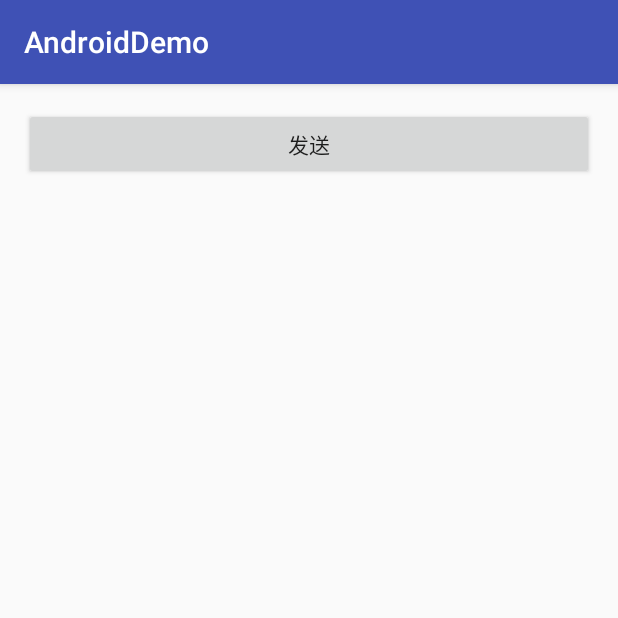
After one commit to ye361571404/AndroidDemo, an Android app: the RxJavaDemoActivity screen opened directly, with no data from a screen before it, on a phone screen of 412 x 824 dp, the top half of it. The commit adds this screen. Run offline under Robolectric (Android 15) with nearby library versions, the phone set to English and light mode, and no system bars; our stand-ins replace ButterKnife.

Commit message:
1.RxJava原理简单demo

```diff
--- a/app/src/main/java/hua/demo/common/ConstantItemEnum.java
+++ b/app/src/main/java/hua/demo/common/ConstantItemEnum.java
@@ -4,6 +4,7 @@ import hua.demo.feature.customview.activity.CustomViewActivity;
 import hua.demo.feature.imageview.activity.ImageViewActivity;
 import hua.demo.feature.player.activity.MusicPlayerActivity;
 import hua.demo.feature.recyclerview.activity.RecyclerViewActivity;
+import hua.demo.feature.rxjava.RxJavaDemoActivity;
 
 /**
  * Created by Administrator on 2017/3/2.
@@ -15,7 +16,8 @@ public enum ConstantItemEnum {
     RECYCLER_VIEW("01 RecyclerView 实现下拉刷新上拉加载",RecyclerViewActivity.class),
     IMAGE_VIEW("02 ImageView",ImageViewActivity.class),
     CUSTOM_VIEW("03 自定义view",CustomViewActivity.class),
-    MUSIC_PLAYER("04 音乐播放器",MusicPlayerActivity.class);
+    MUSIC_PLAYER("04 音乐播放器",MusicPlayerActivity.class),
+    RXJAVA("05 RxJava",RxJavaDemoActivity.class);
 
     private int itemType;
 
--- /dev/null
+++ b/app/src/main/java/hua/demo/feature/rxjava/Action1.java
@@ -0,0 +1,10 @@
+package hua.demo.feature.rxjava;
+
+/**
+ * Created by Administrator on 2017/3/9.
+ */
+
+public interface Action1<T> {
+
+    void call(T t);
+}
--- /dev/null
+++ b/app/src/main/java/hua/demo/feature/rxjava/OnSubscrible.java
@@ -0,0 +1,19 @@
+package hua.demo.feature.rxjava;
+
+/**
+ * Created by Administrator on 2017/3/9.
+ *
+ * 男生
+ *
+ * T    看电影
+ * Subscrible<? super>  看电影的女生
+ *
+ * super    用于限定传入参数
+ * extends  用于限定返回参数
+ *
+ * Subscrible   女生
+ *
+ */
+
+public interface OnSubscrible<T> extends Action1<Subscrible<? super T>> {
+}
--- /dev/null
+++ b/app/src/main/java/hua/demo/feature/rxjava/RxJavaDemoActivity.java
@@ -0,0 +1,69 @@
+package hua.demo.feature.rxjava;
+
+import android.support.v7.app.AppCompatActivity;
+import android.os.Bundle;
+import android.util.Log;
+import android.view.View;
+import android.widget.Button;
+
+import butterknife.Bind;
+import butterknife.OnClick;
+import hua.demo.R;
+import hua.demo.main.activity.BaseActivity;
+
+public class RxJavaDemoActivity extends BaseActivity {
+
+
+
+    @Bind(R.id.btn_send)
+    Button mBtnSend;
+
+
+    @Override
+    protected int getLayoutRes() {
+        return R.layout.activity_rx_java_demo;
+    }
+
+    @Override
+    protected void assignViews() {
+
+    }
+
+    @Override
+    protected void setListener() {
+
+    }
+
+    @Override
+    protected void initData() {
+
+    }
+
+
+    @OnClick(R.id.btn_send)
+    public void onClick(View view){
+
+        switch(view.getId()){
+            case R.id.btn_send:
+
+                Observable.create(new OnSubscrible<String>() {
+                    @Override
+                    public void call(Subscrible<? super String> subscrible) {
+                        subscrible.onNext("男生: 走 ,看电影去");
+
+                    }
+                }).subscrible(new Subscrible<String>(){
+
+                    @Override
+                    public void onNext(String s) {
+                        Log.e("RxJava", s);
+                        Log.e("RxJava", "女生: 可以, ...");
+                    }
+                });
+
+                break;
+
+        }
+    }
+
+}
--- /dev/null
+++ b/app/src/main/res/layout/activity_rx_java_demo.xml
@@ -0,0 +1,22 @@
+<?xml version="1.0" encoding="utf-8"?>
+<RelativeLayout xmlns:android="http://schemas.android.com/apk/res/android"
+    xmlns:tools="http://schemas.android.com/tools"
+    android:id="@+id/activity_rx_java_demo"
+    android:layout_width="match_parent"
+    android:layout_height="match_parent"
+    android:paddingBottom="@dimen/activity_vertical_margin"
+    android:paddingLeft="@dimen/activity_horizontal_margin"
+    android:paddingRight="@dimen/activity_horizontal_margin"
+    android:paddingTop="@dimen/activity_vertical_margin"
+    tools:context="hua.demo.feature.rxjava.RxJavaDemoActivity">
+
+
+    <Button
+        android:id="@+id/btn_send"
+        android:text="发送"
+        android:layout_width="match_parent"
+        android:layout_height="wrap_content" />
+
+
+
+</RelativeLayout>
--- a/app/src/main/res/values/strings.xml
+++ b/app/src/main/res/values/strings.xml
@@ -1,6 +1,5 @@
 <resources>
     <string name="app_name">AndroidDemo</string>
-
 
 
     <string-array name="features">
```
Also changed, not shown: app/src/main/AndroidManifest.xml (+9 -11 lines), app/src/main/java/hua/demo/feature/rxjava/Observable.java (added, +33 -0 lines), app/src/main/java/hua/demo/feature/rxjava/Subscrible.java (added, +12 -0 lines).
